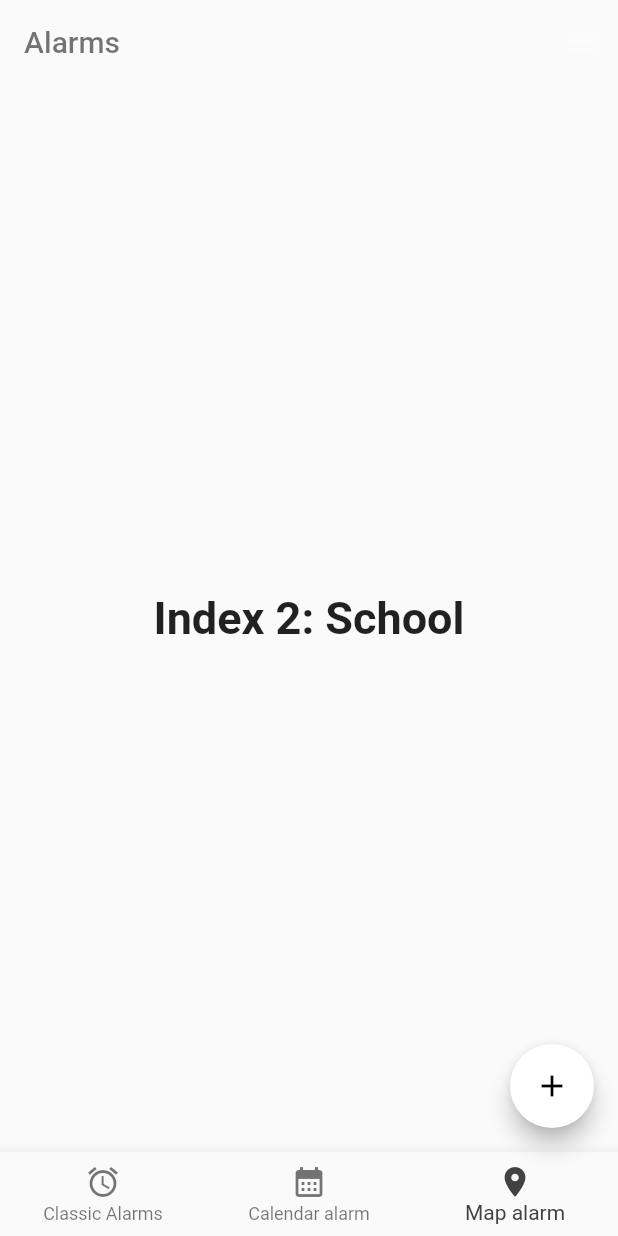
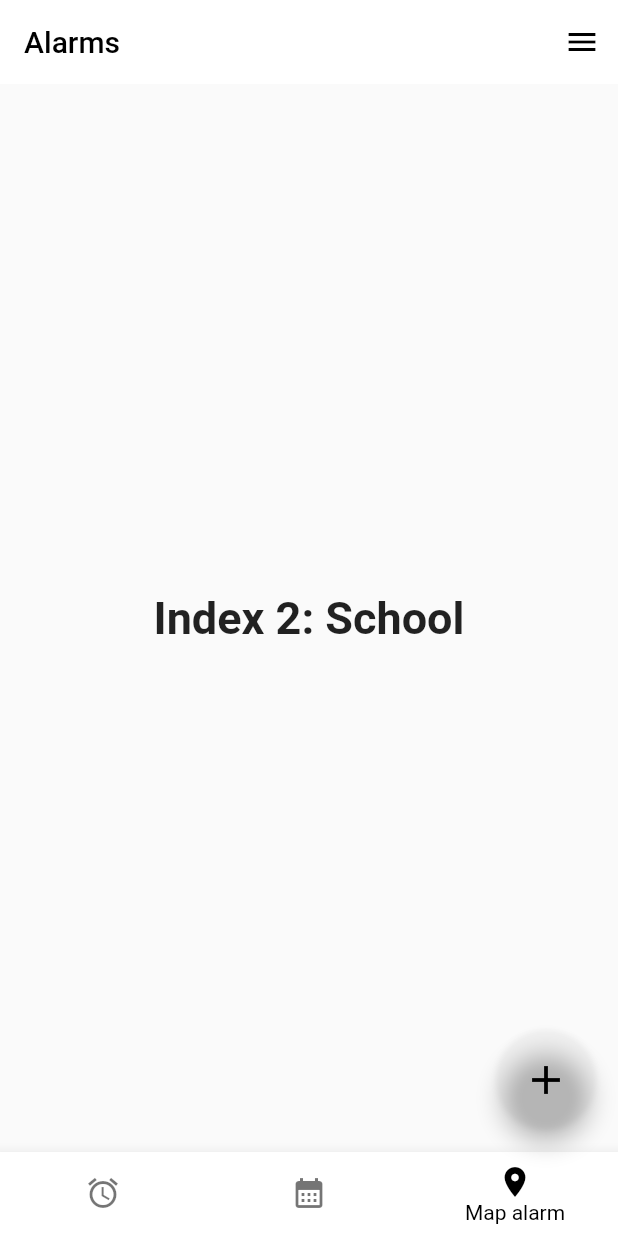
Before and after one commit to MaximCheb/flutter_dd_alarm, a Flutter app: the screen it shows after launch, item 3 of the bottom bar chosen, on a phone screen of 412 x 824 dp. Run offline on Flutter 3.47's test engine with Material 2 defaults, Android fonts, the phone set to English and light mode, and no system bars; our stand-ins replace bloc, dartz, equatable; generated files the repository leaves out were written again.

Commit message:
create app theme

```diff
--- a/lib/features/classic/presentation/pages/alarms_page.dart
+++ b/lib/features/classic/presentation/pages/alarms_page.dart
@@ -52,8 +52,8 @@ class _AlarmPageState extends State<AlarmsPage>
         child: _widgetOptions.elementAt(_selectedIndex),
       ),
       appBar: AppBar(
-        title: Text(AppLocalizations.of(context)!.title_app, style: TextStyle(color: Colors.black54)),
-        backgroundColor: Colors.transparent,
+        title: Text(AppLocalizations.of(context)!.title_app, style: TextStyle(color: Theme.of(context).colorScheme.onSurface)),
+        backgroundColor: Theme.of(context).colorScheme.surface,
         elevation: 0,
         actions: [
           IconButton(onPressed: (){
@@ -63,38 +63,45 @@ class _AlarmPageState extends State<AlarmsPage>
               );
             });
           },
-          icon: Icon(Icons.menu),color: Colors.white24,)
+          icon: Icon(Icons.menu),color: Theme.of(context).colorScheme.onBackground,)
         ],
       ),
       bottomNavigationBar: BottomNavigationBar(
+        backgroundColor: Theme.of(context).colorScheme.surface,
         items: <BottomNavigationBarItem>[
           BottomNavigationBarItem(
             icon: Icon(Icons.alarm),
             label: AppLocalizations.of(context)!.tab_alarms,
-            backgroundColor: Colors.blueAccent,
+            backgroundColor: Theme.of(context).colorScheme.onSurface,
           ),
           BottomNavigationBarItem(
             icon: Icon(Icons.calendar_month),
             label: AppLocalizations.of(context)!.tab_calendar,
-            backgroundColor: Colors.blueGrey,
+            backgroundColor: Theme.of(context).colorScheme.onSurface,
           ),
           BottomNavigationBarItem(
             icon: Icon(Icons.place),
             label: AppLocalizations.of(context)!.tab_geo,
-            backgroundColor: Colors.greenAccent[400],
+            backgroundColor: Theme.of(context).colorScheme.onSurface,
           ),
         ],
         currentIndex: _selectedIndex,
-        selectedItemColor: Colors.grey[800],
+        showUnselectedLabels: false,
+        selectedItemColor: Theme.of(context).colorScheme.onBackground,
         onTap: _onItemTapped,
       ),
-      floatingActionButton: FloatingActionButton(
-        onPressed: () {
-          _addAlarm( _selectedIndex);
-        },
-        backgroundColor: Theme.of(context).colorScheme.background,
-        hoverColor: Theme.of(context).hoverColor,
-        child: Icon(Icons.add),
+      floatingActionButton: Container(
+        width: 64,
+        height: 64,
+        child: FloatingActionButton(
+
+          onPressed: () {
+            _addAlarm( _selectedIndex);
+          },
+          backgroundColor: Theme.of(context).primaryColor,
+          hoverColor: Theme.of(context).hoverColor,
+          child: Icon(Icons.add, color: Theme.of(context).colorScheme.onBackground,size: 32,),
+        ),
       ),
     );
   }
--- a/lib/main.dart
+++ b/lib/main.dart
@@ -50,7 +50,11 @@ class MyApp extends StatelessWidget {
         return AppTheme.classicTheme();
         break;
       case("dark"):
-        return AppTheme.classicTheme();
+        return AppTheme.darkTheme();
+      case("grey"):
+        return AppTheme.blueGrey();
+      case("blue"):
+        return AppTheme.lightBlueTheme();
       default:
         return AppTheme.classicTheme();
 
```
